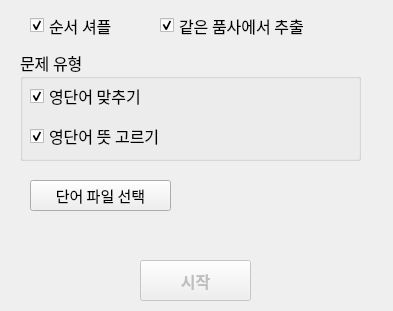
This is DailyOption.ui in KangInPark/VocaTester as Qt 5 draws it before an edit. The edited form follows.
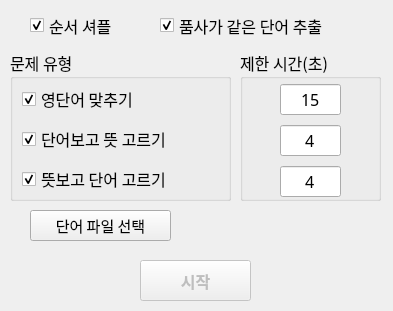
This is the edited form.

Commit message: 기능추가: 문제에 시간제한 부여

The edit to the form file:
```diff
--- a/DailyOption.ui
+++ b/DailyOption.ui
@@ -38,10 +38,10 @@
   <widget class="QGroupBox" name="groupBox">
    <property name="geometry">
     <rect>
-     <x>20</x>
+     <x>10</x>
      <y>50</y>
-     <width>341</width>
-     <height>111</height>
+     <width>221</width>
+     <height>151</height>
     </rect>
    </property>
    <property name="font">
@@ -53,15 +53,18 @@
    <property name="title">
     <string>문제 유형</string>
    </property>
+   <widget class="QWidget" name="verticalLayoutWidget">
+    <property name="geometry">
+     <rect>
+      <x>12</x>
+      <y>30</y>
+      <width>203</width>
+      <height>121</height>
+     </rect>
+    </property>
+    <layout class="QVBoxLayout" name="verticalLayout">
+     <item>
    <widget class="QCheckBox" name="chk2">
-    <property name="geometry">
-     <rect>
-      <x>10</x>
-      <y>30</y>
-      <width>181</width>
-      <height>32</height>
-     </rect>
-    </property>
     <property name="font">
      <font>
       <family>맑은 고딕</family>
@@ -75,15 +78,25 @@
      <bool>true</bool>
     </property>
    </widget>
+     </item>
+     <item>
    <widget class="QCheckBox" name="chk3">
-    <property name="geometry">
-     <rect>
-      <x>10</x>
-      <y>70</y>
-      <width>181</width>
-      <height>32</height>
-     </rect>
-    </property>
+       <property name="font">
+        <font>
+         <family>맑은 고딕</family>
+         <pointsize>12</pointsize>
+        </font>
+       </property>
+       <property name="text">
+        <string>단어보고 뜻 고르기</string>
+       </property>
+       <property name="checked">
+        <bool>true</bool>
+       </property>
+      </widget>
+     </item>
+     <item>
+      <widget class="QCheckBox" name="chk5">
     <property name="font">
      <font>
       <family>맑은 고딕</family>
@@ -91,11 +104,14 @@
      </font>
     </property>
     <property name="text">
-     <string>영단어 뜻 고르기</string>
+        <string>뜻보고 단어 고르기</string>
     </property>
     <property name="checked">
      <bool>true</bool>
     </property>
+      </widget>
+     </item>
+    </layout>
    </widget>
   </widget>
   <widget class="QPushButton" name="btn">
@@ -126,7 +142,7 @@
    <property name="geometry">
     <rect>
      <x>30</x>
-     <y>180</y>
+     <y>210</y>
      <width>141</width>
      <height>31</height>
     </rect>
@@ -141,12 +157,34 @@
     <string>단어 파일 선택</string>
    </property>
   </widget>
+  <widget class="QCheckBox" name="chk4">
+   <property name="geometry">
+    <rect>
+     <x>160</x>
+     <y>10</y>
+     <width>231</width>
+     <height>31</height>
+    </rect>
+   </property>
+   <property name="font">
+    <font>
+     <family>맑은 고딕</family>
+     <pointsize>12</pointsize>
+    </font>
+   </property>
+   <property name="text">
+    <string>품사가 같은 단어 추출</string>
+   </property>
+   <property name="checked">
+    <bool>true</bool>
+   </property>
+  </widget>
   <widget class="QLabel" name="label">
    <property name="geometry">
     <rect>
      <x>180</x>
-     <y>180</y>
-     <width>131</width>
+     <y>210</y>
+     <width>161</width>
      <height>31</height>
     </rect>
    </property>
@@ -163,13 +201,13 @@
     <string/>
    </property>
   </widget>
-  <widget class="QCheckBox" name="chk4">
+  <widget class="QGroupBox" name="groupBox_2">
    <property name="geometry">
     <rect>
-     <x>160</x>
-     <y>10</y>
-     <width>201</width>
-     <height>31</height>
+     <x>240</x>
+     <y>50</y>
+     <width>141</width>
+     <height>151</height>
     </rect>
    </property>
    <property name="font">
@@ -178,12 +216,51 @@
      <pointsize>12</pointsize>
     </font>
    </property>
+   <property name="title">
+    <string>제한 시간(초)</string>
+   </property>
+   <widget class="QWidget" name="verticalLayoutWidget_2">
+    <property name="geometry">
+     <rect>
+      <x>40</x>
+      <y>30</y>
+      <width>61</width>
+      <height>121</height>
+     </rect>
+    </property>
+    <layout class="QVBoxLayout" name="verticalLayout_2">
+     <item>
+      <widget class="QLineEdit" name="line1">
    <property name="text">
-    <string>같은 품사에서 추출</string>
-   </property>
-   <property name="checked">
-    <bool>true</bool>
-   </property>
+        <string>15</string>
+       </property>
+       <property name="alignment">
+        <set>Qt::AlignCenter</set>
+       </property>
+      </widget>
+     </item>
+     <item>
+      <widget class="QLineEdit" name="line2">
+       <property name="text">
+        <string>4</string>
+       </property>
+       <property name="alignment">
+        <set>Qt::AlignCenter</set>
+       </property>
+      </widget>
+     </item>
+     <item>
+      <widget class="QLineEdit" name="line3">
+       <property name="text">
+        <string>4</string>
+       </property>
+       <property name="alignment">
+        <set>Qt::AlignCenter</set>
+       </property>
+      </widget>
+     </item>
+    </layout>
+   </widget>
   </widget>
  </widget>
  <resources/>
```
Lines whose indentation alone changed are shown as unchanged. The commit also changes 2 other files.
